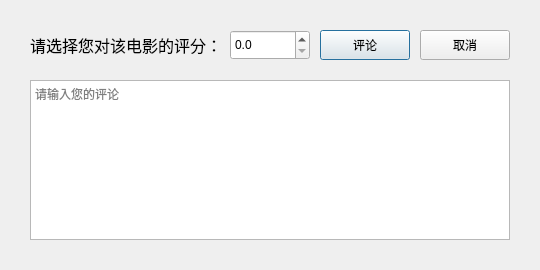
The window that GUI/CommentDialogUI.ui (ljcleo/DBProj) describes before a commit, drawn with Qt 5.
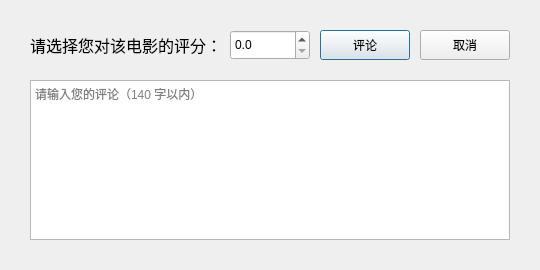
The same window after the commit.

The edit to the form file:
```diff
--- a/GUI/CommentDialogUI.ui
+++ b/GUI/CommentDialogUI.ui
@@ -71,7 +71,7 @@
     </rect>
    </property>
    <property name="placeholderText">
-    <string>请输入您的评论</string>
+    <string>请输入您的评论（140 字以内）</string>
    </property>
   </widget>
   <widget class="QDoubleSpinBox" name="Rating">
```
Left out of the diff: 17 changed lines with no effect on the pictures.
